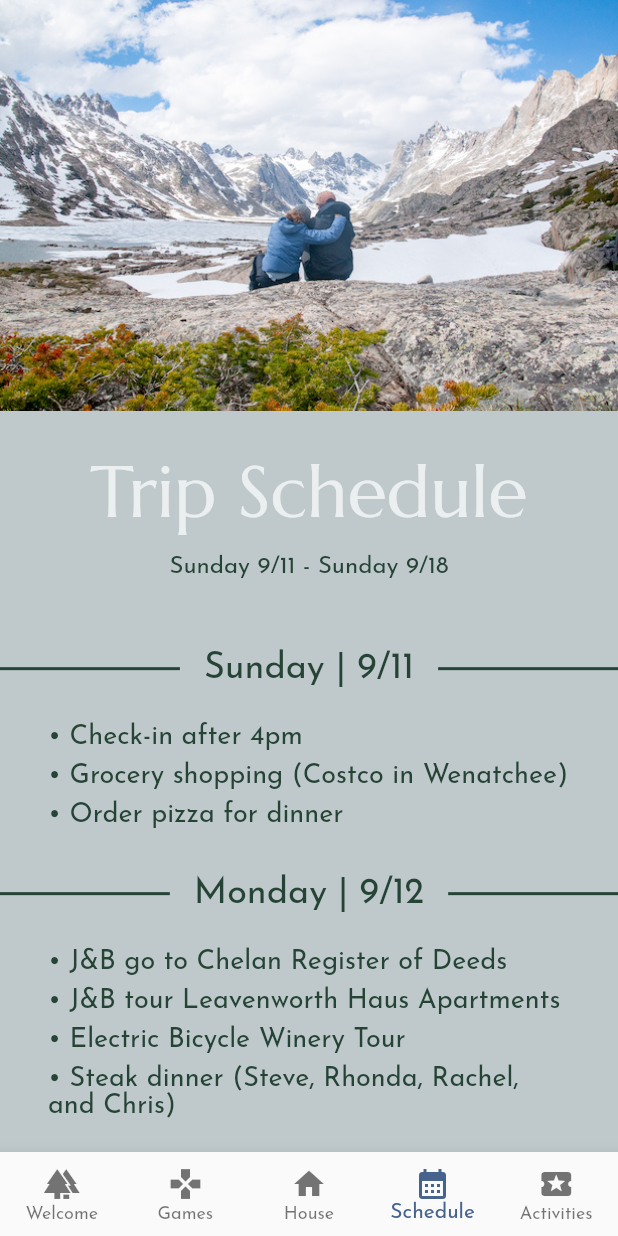
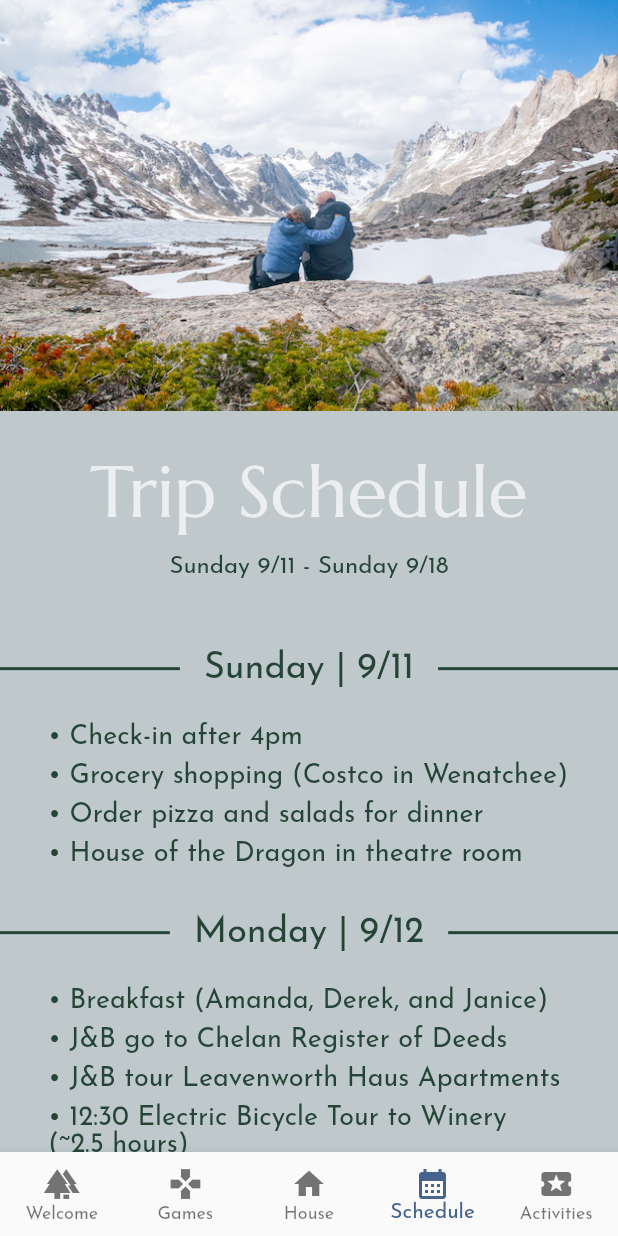
Before and after one commit to jeodell/wedding-bingo, a Flutter app: the Schedule screen opened by its route, on a phone screen of 412 x 824 dp. Run offline on Flutter 3.47's test engine with Material 2 defaults, Android fonts, the phone set to English and light mode, and no system bars; our stand-ins replace auto_route, confetti, lottie, shared_preferences; accounts and stored records are empty.

Commit message:
Updating schedule

```diff
--- a/lib/schedule/schedule.dart
+++ b/lib/schedule/schedule.dart
@@ -114,16 +114,19 @@
                 <String>[
                   '\u2022 Check-in after 4pm',
                   '\u2022 Grocery shopping (Costco in Wenatchee)',
-                  '\u2022 Order pizza for dinner',
+                  '\u2022 Order pizza and salads for dinner',
+                  '\u2022 House of the Dragon in theatre room',
                 ],
               ),
               buildSpacer(),
               _buildHeaderWithDivider('Monday | 9/12', WeddingColors.pine),
               _buildDailySchedule(
                 <String>[
+                  '\u2022 Breakfast (Amanda, Derek, and Janice)',
                   '\u2022 J&B go to Chelan Register of Deeds',
                   '\u2022 J&B tour Leavenworth Haus Apartments',
-                  '\u2022 Electric Bicycle Winery Tour',
+                  '\u2022 12:30 Electric Bicycle Tour to Winery (~2.5 hours)',
+                  '\u2022 Plain Cellars Wine and Charcuterie',
                   '\u2022 Steak dinner (Steve, Rhonda, Rachel, and Chris)',
                 ],
               ),
@@ -149,9 +152,9 @@
               _buildHeaderWithDivider('Thursday | 9/15', WeddingColors.pine),
               _buildDailySchedule(
                 <String>[
-                  '\u2022 Hiking or golfing',
                   '\u2022 Picking wedding flowers',
-                  '\u2022 Massages late afternoon',
+                  '\u2022 10:40 Golf (J, Jared, Nathan, Steve, and Chris)',
+                  '\u2022 Massages late afternoon (J, B, and Janice)',
                   '\u2022 Going out for dinner',
                 ],
               ),
```
